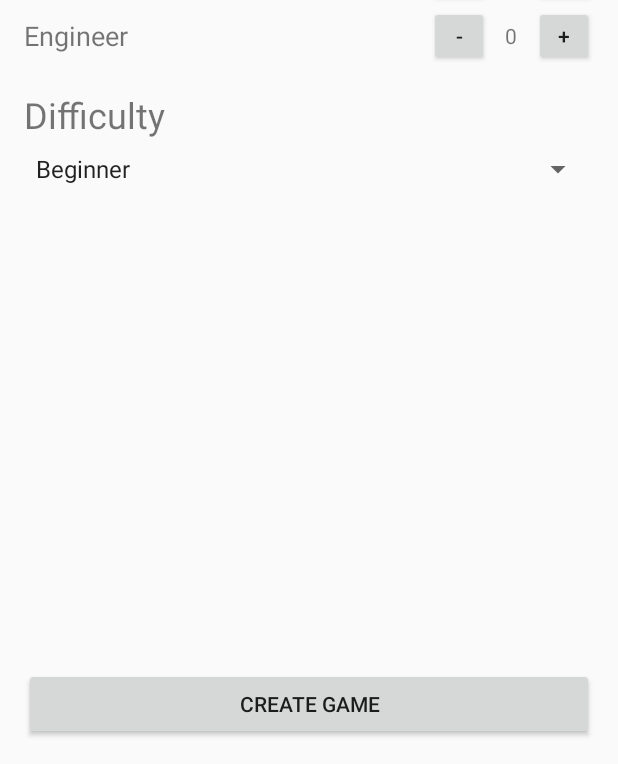
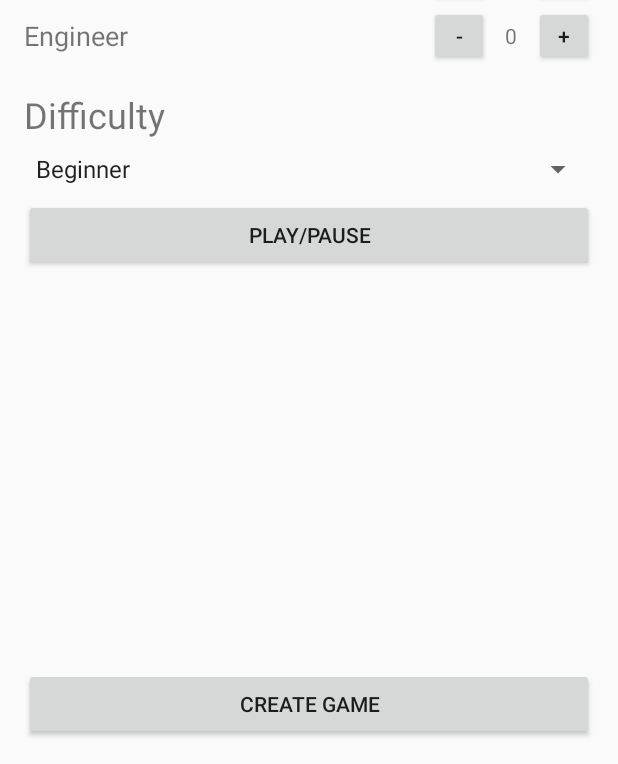
Before and after one commit to treamology/gt-2340-64a, an Android app: the screen it shows after launch (ConfigurationActivity), on a phone screen of 412 x 824 dp, the part 472-1236 px from its top. Run offline under Robolectric (Android 15) with nearby library versions, the phone set to English and light mode, and no system bars.

Commit message:
Added music in the background and added play/pause button

```diff
--- a/SpaceTrader/app/src/main/java/com/example/spacetrader/view/ConfigurationActivity.java
+++ b/SpaceTrader/app/src/main/java/com/example/spacetrader/view/ConfigurationActivity.java
@@ -13,6 +13,7 @@ import android.widget.EditText;
 import android.widget.Spinner;
 import android.widget.TextView;
 import android.widget.Toast;
+import android.media.MediaPlayer;
 
 import com.example.spacetrader.R;
 import com.example.spacetrader.model.GameState;
@@ -25,6 +26,8 @@ public class ConfigurationActivity extends AppCompatActivity {
     private TextView skillPointsTextview;
     private Spinner difficultySpinner;
     private Button createGameButton;
+    private MediaPlayer mediaPlayer;
+    private Button musicButton;
 
     private int[] skillPoints = new int[Player.Skill.values().length];
     private Button[] plusButtons = new Button[Player.Skill.values().length];
@@ -44,6 +47,7 @@ public class ConfigurationActivity extends AppCompatActivity {
         skillPointsTextview = findViewById(R.id.skillPointsText);
         difficultySpinner = findViewById(R.id.difficultySpinner);
         createGameButton = findViewById(R.id.createButton);
+        musicButton = findViewById(R.id.music_button);
 
         plusButtons[0] = findViewById(R.id.pilotPlusButton);
         minusButtons[0] = findViewById(R.id.pilotMinusButton);
@@ -59,6 +63,22 @@ public class ConfigurationActivity extends AppCompatActivity {
         pointTextViews[3] = findViewById(R.id.engineerPoints);
 
         setSupportActionBar((Toolbar)findViewById(R.id.newGameToolbar));
+
+        mediaPlayer = MediaPlayer.create(getApplicationContext(), R.raw.customdesign);
+        mediaPlayer.start();
+        mediaPlayer.setLooping(true);
+        musicButton.setOnClickListener(new View.OnClickListener() {
+            @Override
+            public void onClick(View v) {
+                if (mediaPlayer.isPlaying()) {
+                    mediaPlayer.pause();
+                } else {
+                    mediaPlayer.start();
+                    mediaPlayer.setLooping(true);
+                }
+            }
+        });
+
 
         for (int i = 0; i < plusButtons.length; i++) {
             final int finali = i; // this is stupid
--- a/SpaceTrader/app/src/main/res/layout/configuration_activity.xml
+++ b/SpaceTrader/app/src/main/res/layout/configuration_activity.xml
@@ -243,6 +243,12 @@
                 android:entries="@array/difficulty"
                 android:spinnerMode="dropdown" />
 
+            <Button
+                android:id="@+id/music_button"
+                android:layout_width="match_parent"
+                android:layout_height="wrap_content"
+                android:text="Play/Pause" />
+
             <Space
                 android:layout_width="match_parent"
                 android:layout_height="0dp"
```
Also changed, not shown: 3 other files.
